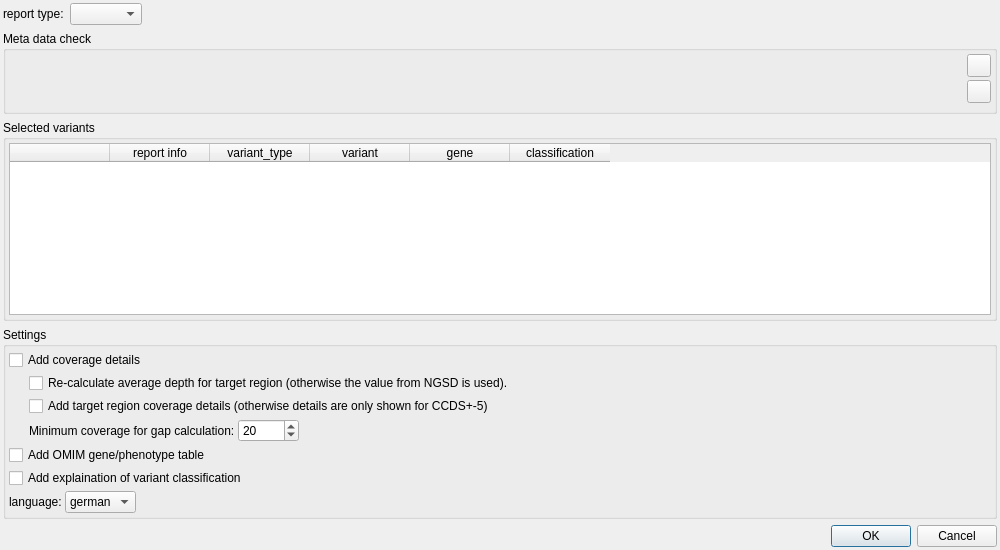
Above: src/GSvar/ReportDialog.ui from imgag/ngs-bits before the change. Below: the same form after it.
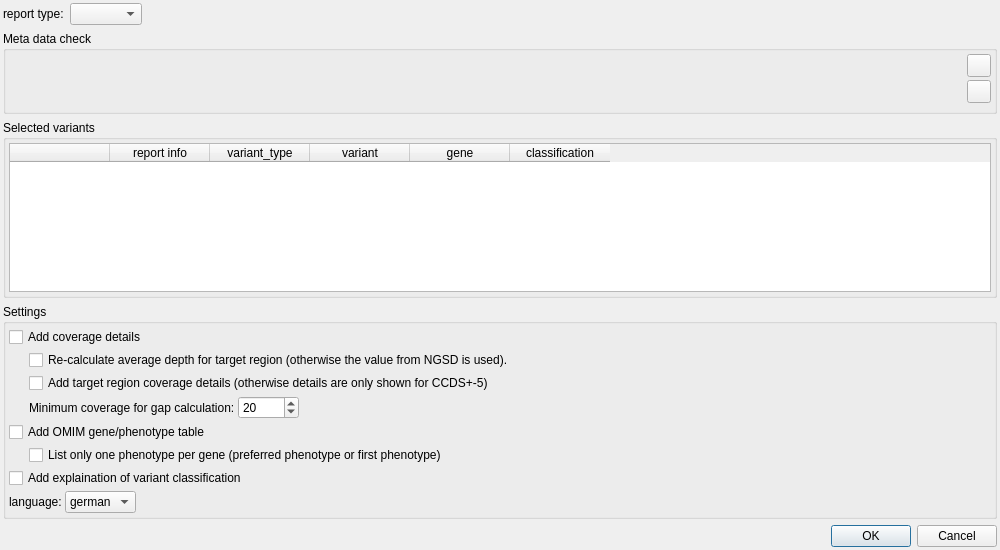
That is the form after the change. Icons and pictures are not drawn.

Commit message: GSvar: Added option to list only one OMIM phenotype per gene in the report.

```diff
--- a/src/GSvar/ReportDialog.ui
+++ b/src/GSvar/ReportDialog.ui
@@ -423,6 +423,39 @@
         </property>
        </widget>
       </item>
+      <item>
+       <layout class="QHBoxLayout" name="horizontalLayout_4">
+        <item>
+         <spacer name="horizontalSpacer_8">
+          <property name="orientation">
+           <enum>Qt::Horizontal</enum>
+          </property>
+          <property name="sizeType">
+           <enum>QSizePolicy::Fixed</enum>
+          </property>
+          <property name="sizeHint" stdset="0">
+           <size>
+            <width>20</width>
+            <height>5</height>
+           </size>
+          </property>
+         </spacer>
+        </item>
+        <item>
+         <widget class="QCheckBox" name="omim_table_one_only">
+          <property name="toolTip">
+           <string>Note: This option can be very slow for large target regions!</string>
+          </property>
+          <property name="text">
+           <string>List only one phenotype per gene (preferred phenotype or first phenotype)</string>
+          </property>
+          <property name="checked">
+           <bool>false</bool>
+          </property>
+         </widget>
+        </item>
+       </layout>
+      </item>
       <item>
        <widget class="QCheckBox" name="class_info">
         <property name="text">
```
The commit also changes 18 other files.
